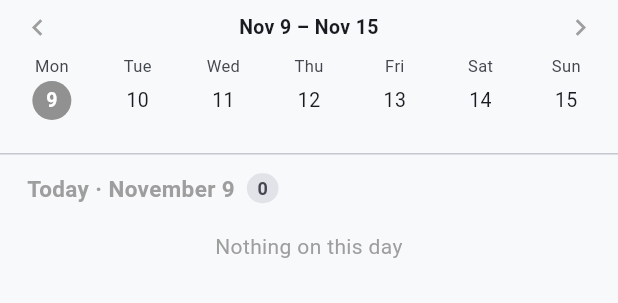
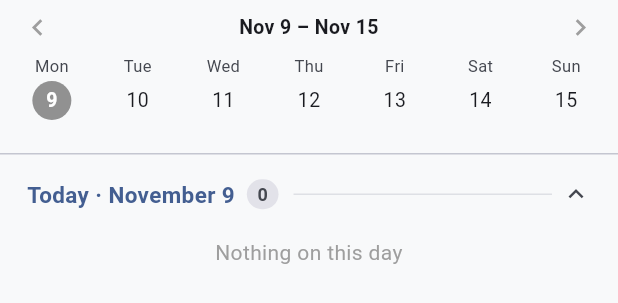
Before and after one commit to Bussuf/pets-and-maintenance, a Flutter app: the WeekFocusView widget shown alone on an empty page, opened directly with empty values, on a phone screen of 412 x 824 dp. Shown: the top 303 px of the screen. Run offline on Flutter 3.47's test engine with Material 3 defaults, Android fonts, the phone set to English and light mode, and no system bars; our stand-ins replace file_picker, firebase_core, firebase_crashlytics, flutter_local_notifications, flutter_riverpod, google_sign_in and 5 more; missing offline and left inert: googleapis; accounts and stored records are empty.

Commit message:
fix(#88): today button on any other day, day focus uses the agenda section headers

```diff
--- a/lib/widgets/agenda.dart
+++ b/lib/widgets/agenda.dart
@@ -7,12 +7,14 @@ import '../models/task_status.dart';
 import '../onboarding/onboarding.dart';
 
 /// סוג סעיף ביומן - המפתח לזכירת קיפול (#84).
-/// כל ימי השבוע הם סוג אחד, כי "שלישי" של היום הוא "שני" של מחר
-enum AgendaKind { overdue, today, tomorrow, week, later, finished }
+/// כל ימי השבוע הם סוג אחד, כי "שלישי" של היום הוא "שני" של מחר.
+/// focus* - הסעיפים של מיקוד יום (#88), במצב משלהם, כדי ש"מאוחר יותר" מקופל לא יסתיר יום
+enum AgendaKind { overdue, today, tomorrow, week, later, finished, focusOverdue, focusDay }
 
 /// אילו סוגי סעיפים מקופלים - משותף לדשבורד ולדף קבוצה, נשמר בין הפעלות
 class AgendaCollapseNotifier extends StateNotifier<Set<AgendaKind>> {
   static const _prefKey = 'agenda_collapsed';
+  static const _focusKinds = {AgendaKind.focusOverdue, AgendaKind.focusDay};
 
   AgendaCollapseNotifier() : super(const {AgendaKind.later, AgendaKind.finished}) {
     _load();
@@ -43,8 +45,12 @@ class AgendaCollapseNotifier extends StateNotifier<Set<AgendaKind>> {
     _save();
   }
 
+  /// סעיפי היומן בלבד - מצב המיקוד נשאר כמו שהוא
   void setAll({required bool collapsed}) {
-    state = collapsed ? AgendaKind.values.toSet() : <AgendaKind>{};
+    state = {
+      if (collapsed) ...AgendaKind.values.where((k) => !_focusKinds.contains(k)),
+      ...state.where(_focusKinds.contains),
+    };
     _save();
   }
 
--- a/lib/widgets/month_calendar.dart
+++ b/lib/widgets/month_calendar.dart
@@ -5,6 +5,7 @@ import '../l10n/app_localizations.dart';
 import '../models/task_log.dart';
 import '../models/task_status.dart';
 import '../providers/items_provider.dart';
+import 'agenda.dart';
 
 /// שם יום בשבוע לפי מספר (DateTime.monday..sunday), בשפה הנוכחית
 String weekdayName(BuildContext context, int weekday, {bool short = false}) {
@@ -270,47 +271,6 @@ class _DayCell extends StatelessWidget {
   }
 }
 
-/// כותרת ברשימת היום: שם ומונה
-class _DayListHeader extends StatelessWidget {
-  final String title;
-  final int count;
-  final Color color;
-  final bool isOverdue;
-
-  const _DayListHeader({required this.title, required this.count, required this.color, this.isOverdue = false});
-
-  @override
-  Widget build(BuildContext context) {
-    final scheme = Theme.of(context).colorScheme;
-    return Padding(
-      padding: const EdgeInsets.fromLTRB(18, 12, 18, 6),
-      child: Row(
-        children: [
-          if (isOverdue) ...[
-            const Icon(Icons.warning_amber_rounded, size: 18, color: Colors.redAccent),
-            const SizedBox(width: 6),
-          ],
-          Flexible(
-            child: Text(title, style: TextStyle(fontSize: 15, fontWeight: FontWeight.bold, color: color)),
-          ),
-          const SizedBox(width: 8),
-          Container(
-            padding: const EdgeInsets.symmetric(horizontal: 7, vertical: 1.5),
-            decoration: BoxDecoration(
-              color: isOverdue ? Colors.red.withValues(alpha: 0.15) : scheme.surfaceContainerHighest,
-              borderRadius: BorderRadius.circular(10),
-            ),
-            child: Text(
-              '$count',
-              style: TextStyle(fontSize: 12, fontWeight: FontWeight.bold, color: isOverdue ? color : scheme.onSurfaceVariant),
-            ),
-          ),
-        ],
-      ),
-    );
-  }
-}
-
 /// שורת "בוצע" ברשימת היום - לתצוגה בלבד
 class _DoneRow extends StatelessWidget {
   final Map<String, dynamic> task;
@@ -399,6 +359,7 @@ class _WeekFocusViewState extends ConsumerState<WeekFocusView> {
     final overdue = dayMarks.where((m) => m.kind == CalendarMarkKind.overdue).toList();
     final rest = dayMarks.where((m) => m.kind != CalendarMarkKind.overdue).toList();
     final dayLabel = DateFormat.MMMMd(localeTag).format(_selected);
+    final collapsed = ref.watch(agendaCollapseProvider);
     final iconStyle = IconButton.styleFrom(
       visualDensity: VisualDensity.compact,
       tapTargetSize: MaterialTapTargetSize.shrinkWrap,
@@ -438,7 +399,7 @@ class _WeekFocusViewState extends ConsumerState<WeekFocusView> {
                         style: const TextStyle(fontSize: 13, fontWeight: FontWeight.bold),
                       ),
                     ),
-                    if (_page != 0)
+                    if (_page != 0 || _selected != today)
                       IconButton(
                         style: iconStyle,
                         tooltip: l10n.today,
@@ -482,19 +443,25 @@ class _WeekFocusViewState extends ConsumerState<WeekFocusView> {
               padding: EdgeInsets.only(bottom: 80 + MediaQuery.paddingOf(context).bottom),
               children: [
                 if (overdue.isNotEmpty) ...[
-                  _DayListHeader(
+                  AgendaSectionHeader(
+                    group: AgendaGroup(
                       title: l10n.overdueTasks,
-                    count: overdue.length,
-                    color: _overdueColor(context),
+                      kind: AgendaKind.focusOverdue,
+                      tasks: [for (final mark in overdue) mark.task],
                       isOverdue: true,
                     ),
+                  ),
+                  if (!collapsed.contains(AgendaKind.focusOverdue))
                     for (final mark in overdue) widget.taskCardBuilder(mark.task),
                 ],
-                _DayListHeader(
+                AgendaSectionHeader(
+                  group: AgendaGroup(
                     title: _selected == today ? '${l10n.today} · $dayLabel' : dayLabel,
-                  count: rest.length,
-                  color: accent,
+                    kind: AgendaKind.focusDay,
+                    tasks: [for (final mark in rest) mark.task],
                   ),
+                ),
+                if (!collapsed.contains(AgendaKind.focusDay)) ...[
                   if (dayMarks.isEmpty)
                     Padding(
                       padding: const EdgeInsets.symmetric(vertical: 12),
@@ -503,6 +470,7 @@ class _WeekFocusViewState extends ConsumerState<WeekFocusView> {
                   for (final mark in rest)
                     if (mark.kind == CalendarMarkKind.done) _DoneRow(task: mark.task) else widget.taskCardBuilder(mark.task),
                 ],
+              ],
             ),
           ),
         ],
```
Also changed, not shown: 1 other file. Lines whose indentation alone changed are shown as unchanged.
